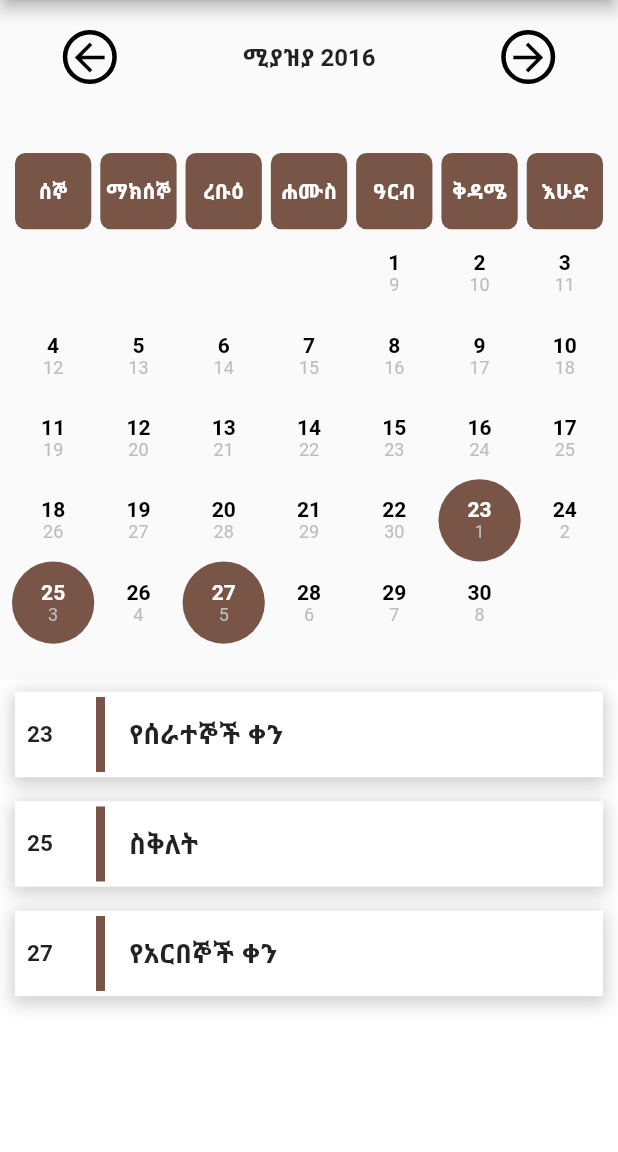
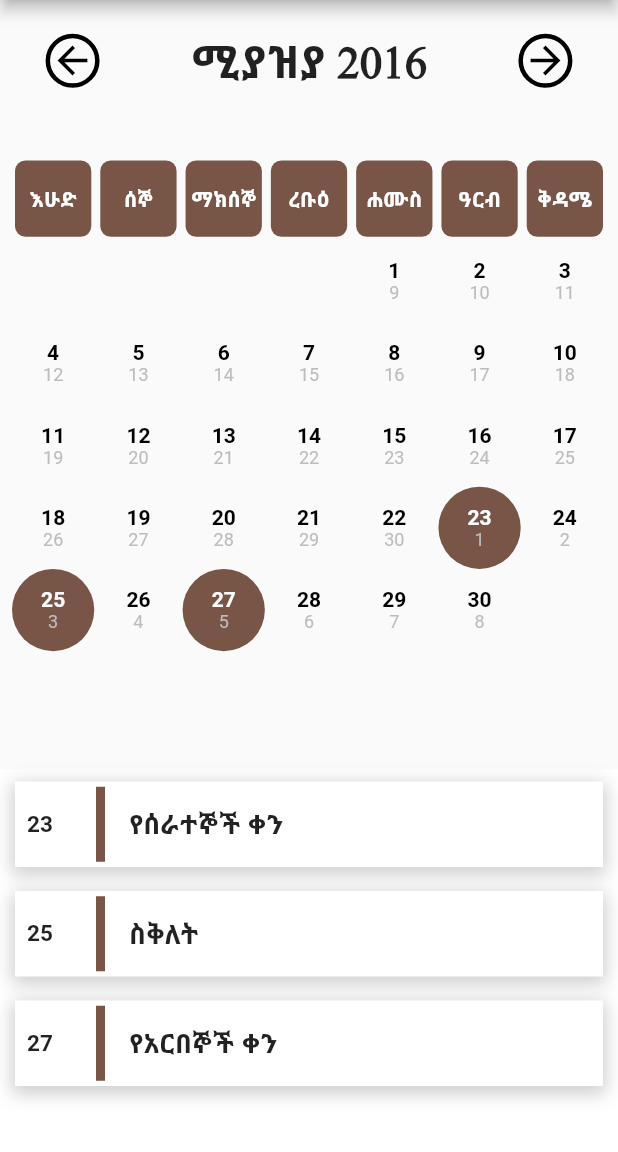
Before and after one commit to Metyme1/Explore-Ethiopia, a Flutter app: the CalendarPagep screen opened directly, after a tap on the "arrow back" icon, on a phone screen of 412 x 824 dp, the part 84-1236 px from its top. Run offline on Flutter 3.47's test engine with Material 2 defaults, Android fonts, the phone set to English and light mode, and no system bars; our stand-ins replace easy_localization, firebase_auth, firebase_core, flutter_rating_bar, font_awesome_flutter, google_maps_flutter and 1 more; accounts and stored records are empty; Roboto replaces fonts that are missing (Coppins).

Commit message:
ui updated

```diff
--- a/lib/Etc.dart
+++ b/lib/Etc.dart
@@ -1,9 +1,8 @@
-import 'package:easy_localization/easy_localization.dart';
+import 'package:flutter/material.dart';
 import 'package:ethiopia/calendar1/GregorianCalendar.dart';
-import 'package:ethiopia/screens/converter.dart';
-import 'package:ethiopia/screens/home_page.dart';
-import 'package:flutter/material.dart';
 import 'calendar1/EthiopianCalendar.dart';
+import 'screens/home_page.dart';
+import 'screens/converter.dart';
 
 class CalendarPagep extends StatefulWidget {
   @override
@@ -13,31 +12,27 @@ class CalendarPagep extends StatefulWidget {
 class _CalendarPageState extends State<CalendarPagep> {
   EthiopianCalendar _calendar = EthiopianCalendar.now();
   List<String> _weekdayNames = [
-
+    'እሁድ',
     'ሰኞ',
     'ማክሰኞ',
     'ረቡዕ',
     'ሐሙስ',
     'ዓርብ',
     'ቅዳሜ',
-    'እሁድ',
   ];
 
   List<Widget> _buildDayCells() {
     List<Widget> cells = [];
     int daysInMonth = _calendar.daysInMonth();
-    int firstDayOfWeek = _calendar.firstDayOfWeek();
-    int prevMonthDays = _calendar.previousMonth().daysInMonth();
-    int nextMonthDays = _calendar.nextMonth().daysInMonth();
-    int prevMonthOffset = firstDayOfWeek == 0 ? 7 : firstDayOfWeek;
+    int firstDayOfWeek = (_calendar.firstDayOfWeek() % 7); // Adjust for zero-indexed weekday
 
+    // Add weekday headers
     for (int i = 0; i < 7; i++) {
       cells.add(
         Padding(
           padding: const EdgeInsets.all(2),
           child: Container(
             decoration: BoxDecoration(
-                // border: Border.all(),
               color: Colors.brown,
               borderRadius: BorderRadius.circular(7),
             ),
@@ -55,59 +50,31 @@ class _CalendarPageState extends State<CalendarPagep> {
       );
     }
 
-    // Add cells for days from previous month
-    for (int i = prevMonthDays - prevMonthOffset + 1; i <= prevMonthDays; i++) {
+    // Add empty cells for previous month's days
+    for (int i = 0; i < firstDayOfWeek; i++) {
       cells.add(
         Container(
           decoration: BoxDecoration(
             borderRadius: BorderRadius.circular(1),
-            //border: Border.all(),
             color: Colors.transparent,
           ),
           child: Column(
             mainAxisAlignment: MainAxisAlignment.center,
             children: [
-              Text('$i', style: TextStyle(color: Colors.transparent)),
+              Text(''),
             ],
           ),
         ),
       );
     }
 
-    // // Add cells for each day of the month
-    // for (int i = 1; i <= daysInMonth; i++) {
-    //   EthiopianCalendar date = EthiopianCalendar(
-    //       year: _calendar.year, month: _calendar.month, day: i);
-    //
-    //   cells.add(
-    //     GestureDetector(
-    //       onTap: () {
-    //         setState(() {
-    //           _calendar = date;
-    //         });
-    //       },
-    //       child: Container(
-    //         decoration: BoxDecoration(
-    //           borderRadius: BorderRadius.circular(30),
-    //           // border: Border.all(),
-    //           color: date.isHoliday ? Colors.teal : null,
-    //         ),
-    //         child: Column(
-    //           crossAxisAlignment: CrossAxisAlignment.center,
-    //           mainAxisAlignment: MainAxisAlignment.center,
-    //           children: [
-    //             Text('$i', style: TextStyle(fontWeight: FontWeight.bold,color:date.isHoliday? Colors.white:Colors.black)),
-    //             // Display the Gregorian date below the Ethiopian date
-    //
-    //           ],
-    //         ),
-    //       ),
-    //     ),
-    //   );
-    // }
+    // Add cells for each day of the current month
     for (int i = 1; i <= daysInMonth; i++) {
       EthiopianCalendar date = EthiopianCalendar(
-          year: _calendar.year, month: _calendar.month, day: i);
+        year: _calendar.year,
+        month: _calendar.month,
+        day: i,
+      );
 
       GregorianCalendar gcDate = date.toGC();
       String gcDay = gcDate.day.toString();
@@ -128,8 +95,20 @@ class _CalendarPageState extends State<CalendarPagep> {
               crossAxisAlignment: CrossAxisAlignment.center,
               mainAxisAlignment: MainAxisAlignment.center,
               children: [
-                Text('$i', style: TextStyle(fontWeight: FontWeight.bold, color: date.isHoliday ? Colors.white : Colors.black)),
-                Text(gcDay, style: TextStyle(fontSize: 12, color: Colors.grey[400])),
+                Text(
+                  '$i',
+                  style: TextStyle(
+                    fontWeight: FontWeight.bold,
+                    color: date.isHoliday ? Colors.white : Colors.black,
+                  ),
+                ),
+                Text(
+                  gcDay,
+                  style: TextStyle(
+                    fontSize: 12,
+                    color: Colors.grey[400],
+                  ),
+                ),
               ],
             ),
           ),
@@ -137,42 +116,39 @@ class _CalendarPageState extends State<CalendarPagep> {
       );
     }
 
-    // Add cells for days from next month
-
-      int numCells = cells.length;
-      int numRows = (numCells / 7).ceil() * 7;
-      int nextMonthOffset = numRows - numCells - prevMonthOffset;
-      for (int i = 1; i <= nextMonthOffset; i++) {
+    // Add empty cells for next month's days to fill the grid
+    int totalCells = cells.length;
+    int remainingCells = 49 - totalCells;
+    for (int i = 1; i <= remainingCells; i++) {
       cells.add(
         Container(
           decoration: BoxDecoration(
-              // borderRadius: BorderRadius.circular(10),
-              //border: Border.all(),
+            borderRadius: BorderRadius.circular(1),
             color: Colors.transparent,
           ),
           child: Column(
             mainAxisAlignment: MainAxisAlignment.center,
             children: [
-                // Text('$i', style: TextStyle(color: Colors.grey)),
+              Text(''),
             ],
           ),
         ),
       );
     }
 
-    // Only keep the first 30 cells
-    cells = cells.take(48).toList();
-
-
     return cells;
   }
+
   List<EthiopianCalendar> _getMonthHolidays() {
     List<EthiopianCalendar> holidays = [];
     int daysInMonth = _calendar.daysInMonth();
 
     for (int i = 1; i <= daysInMonth; i++) {
       EthiopianCalendar date = EthiopianCalendar(
-          year: _calendar.year, month: _calendar.month, day: i);
+        year: _calendar.year,
+        month: _calendar.month,
+        day: i,
+      );
       if (date.isHoliday) {
         holidays.add(date);
       }
@@ -180,8 +156,6 @@ class _CalendarPageState extends State<CalendarPagep> {
 
     return holidays;
   }
-
-
   @override
   Widget build(BuildContext context) {
     return Scaffold(
@@ -242,7 +216,8 @@ class _CalendarPageState extends State<CalendarPagep> {
                 '${_calendar.month_name} ${_calendar.year}',
                 style: TextStyle(
                   fontWeight: FontWeight.bold,
-                  fontSize: 16,
+                  fontSize: 30,
+                  fontFamily: "TimesNewRoman"
                 ),
               ),
               Container(
--- a/lib/utils/Bahirehasab.dart
+++ b/lib/utils/Bahirehasab.dart
@@ -116,11 +116,13 @@ class Bahirehasab {
     Map<String, dynamic> mebajaHamer = nenewe;
     List result = [];
     _yebealTewsak.forEach((beal, numOfDays) {
+      int newMonthIndex = months.indexOf(mebajaHamer['month']) +
+          ((mebajaHamer['date'] + numOfDays) ~/ 30) as int;
+      newMonthIndex = newMonthIndex % months.length; // Ensure month index wraps around
       result.add({
         "beal": beal,
         "day": {
-          "month": months[months.indexOf(mebajaHamer['month']) +
-              (mebajaHamer['date'] + numOfDays) ~/ 30 as int],
+          "month": months[newMonthIndex],
           "date": (mebajaHamer['date'] + numOfDays) % 30 == 0
               ? 30
               : (mebajaHamer['date'] + numOfDays) % 30
@@ -145,9 +147,11 @@ class Bahirehasab {
       if (status) {
         Map<String, dynamic> mebajaHamer = nenewe;
         int? target = _yebealTewsak[holiday_name];
+        int newMonthIndex = months.indexOf(mebajaHamer['month']) +
+            ((mebajaHamer['date'] + target) ~/ 30) as int;
+        newMonthIndex = newMonthIndex % months.length; // Ensure month index wraps around
         beal = {
-          "month": months[months.indexOf(mebajaHamer['month']) +
-              ((mebajaHamer['date'] + target) ~/ 30) as int],
+          "month": months[newMonthIndex],
           "date": (mebajaHamer['date'] + target) % 30 == 0
               ? 30
               : (mebajaHamer['date'] + target) % 30
```
Lines whose indentation alone changed are shown as unchanged.
